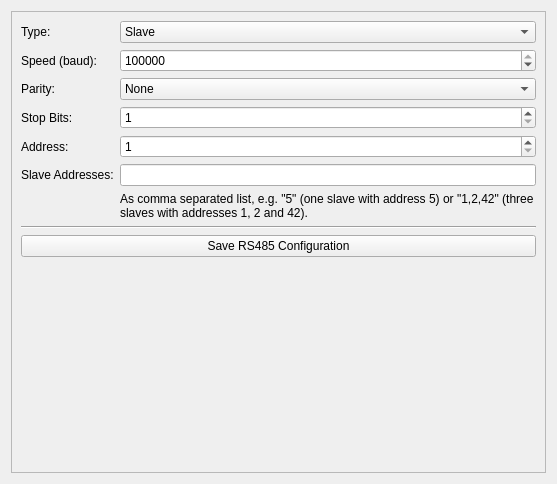
Tinkerforge/brickv, file src/brickv/plugin_system/plugins/master/ui/rs485.ui: the form before one commit.
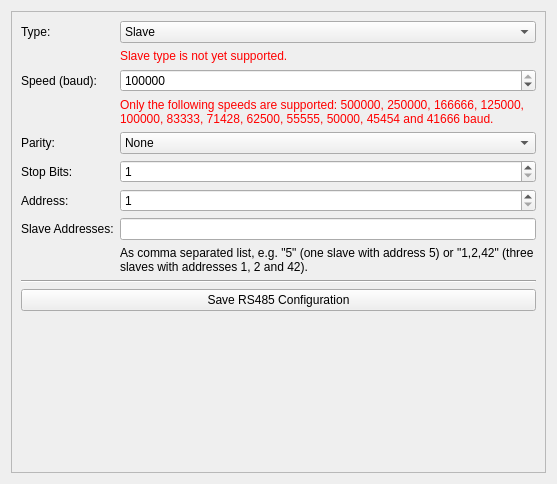
The form after the commit.

Commit message: red: Warn about unsupported RS485 baud rates and modes

Diff of the .ui file:
```diff
--- a/src/brickv/plugin_system/plugins/master/ui/rs485.ui
+++ b/src/brickv/plugin_system/plugins/master/ui/rs485.ui
@@ -38,42 +38,42 @@
            </property>
           </widget>
          </item>
-         <item row="1" column="0">
+         <item row="2" column="0">
           <widget class="QLabel" name="label_2">
            <property name="text">
             <string>Speed (baud):</string>
            </property>
           </widget>
          </item>
-         <item row="2" column="0">
+         <item row="4" column="0">
           <widget class="QLabel" name="label_3">
            <property name="text">
             <string>Parity:</string>
            </property>
           </widget>
          </item>
-         <item row="3" column="0">
+         <item row="5" column="0">
           <widget class="QLabel" name="label_4">
            <property name="text">
             <string>Stop Bits:</string>
            </property>
           </widget>
          </item>
-         <item row="4" column="0">
+         <item row="6" column="0">
           <widget class="QLabel" name="label_address">
            <property name="text">
             <string>Address:</string>
            </property>
           </widget>
          </item>
-         <item row="8" column="0" colspan="2">
+         <item row="10" column="0" colspan="2">
           <widget class="QPushButton" name="save_button">
            <property name="text">
             <string>Save RS485 Configuration</string>
            </property>
           </widget>
          </item>
-         <item row="7" column="0" colspan="2">
+         <item row="9" column="0" colspan="2">
           <widget class="Line" name="line_3">
            <property name="orientation">
             <enum>Qt::Horizontal</enum>
@@ -100,7 +100,7 @@
            </item>
           </widget>
          </item>
-         <item row="1" column="1">
+         <item row="2" column="1">
           <widget class="QSpinBox" name="speed_spinbox">
            <property name="minimum">
             <number>9000</number>
@@ -113,7 +113,7 @@
            </property>
           </widget>
          </item>
-         <item row="2" column="1">
+         <item row="4" column="1">
           <widget class="QComboBox" name="parity_combobox">
            <item>
             <property name="text">
@@ -132,7 +132,7 @@
            </item>
           </widget>
          </item>
-         <item row="3" column="1">
+         <item row="5" column="1">
           <widget class="QSpinBox" name="stopbits_spinbox">
            <property name="minimum">
             <number>1</number>
@@ -142,7 +142,7 @@
            </property>
           </widget>
          </item>
-         <item row="4" column="1">
+         <item row="6" column="1">
           <widget class="QSpinBox" name="address_spinbox">
            <property name="minimum">
             <number>1</number>
@@ -152,10 +152,10 @@
            </property>
           </widget>
          </item>
-         <item row="5" column="1">
+         <item row="7" column="1">
           <widget class="QLineEdit" name="lineedit_slave_addresses"/>
          </item>
-         <item row="6" column="1">
+         <item row="8" column="1">
           <widget class="QLabel" name="label_slave_addresses_help">
            <property name="sizePolicy">
             <sizepolicy hsizetype="Preferred" vsizetype="Minimum">
@@ -171,13 +171,39 @@
            </property>
           </widget>
          </item>
-         <item row="5" column="0">
+         <item row="7" column="0">
           <widget class="QLabel" name="label_slave_addresses">
            <property name="text">
             <string>Slave Addresses:</string>
            </property>
           </widget>
          </item>
+         <item row="3" column="1">
+          <widget class="QLabel" name="label_speed_warning">
+           <property name="styleSheet">
+            <string notr="true">color: red;</string>
+           </property>
+           <property name="text">
+            <string>Only the following speeds are supported: 500000, 250000, 166666, 125000, 100000, 83333, 71428, 62500, 55555, 50000, 45454 and 41666 baud.</string>
+           </property>
+           <property name="wordWrap">
+            <bool>true</bool>
+           </property>
+          </widget>
+         </item>
+         <item row="1" column="1">
+          <widget class="QLabel" name="label_type_warning">
+           <property name="styleSheet">
+            <string notr="true">color:red;</string>
+           </property>
+           <property name="text">
+            <string>Slave type is not yet supported.</string>
+           </property>
+           <property name="wordWrap">
+            <bool>true</bool>
+           </property>
+          </widget>
+         </item>
         </layout>
        </item>
        <item>
```
The commit also changes 2 other files.
